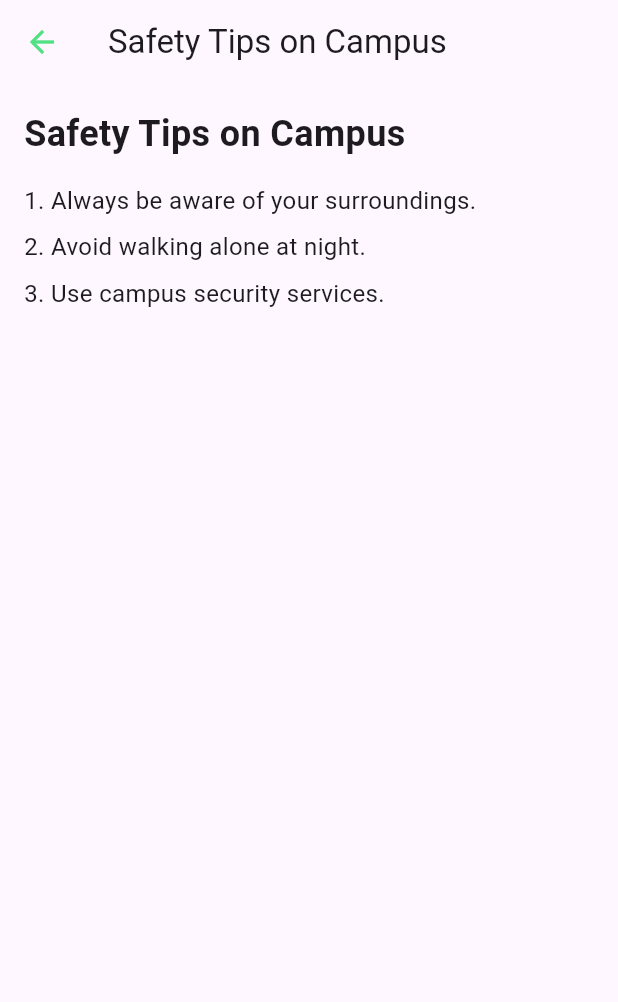
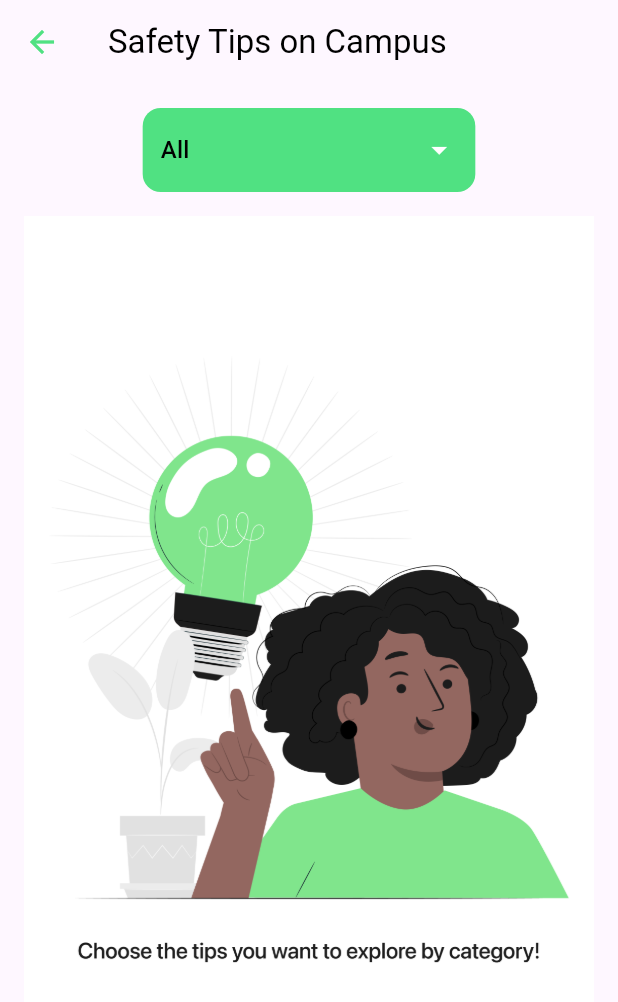
Before and after one commit to ISIS3510-Seccion-2-Grupo-21/resq-flutter, a Flutter app: the SafetyTipsScreen screen opened directly, on a phone screen of 412 x 824 dp. Shown: the top 1002 px of the screen. Run offline on Flutter 3.47's test engine with Material 3 defaults, Android fonts, the light colour scheme and no system bars; our stand-ins replace bloc, card_swiper, cloud_firestore, connectivity_plus, equatable, firebase_auth and 10 more; missing offline and left inert: shake; accounts and stored records are empty; statements that could not run were skipped.

Commit message:
Safety tips view terminada

```diff
--- a/lib/screens/safetytips/safety_tips_screen.dart
+++ b/lib/screens/safetytips/safety_tips_screen.dart
@@ -1,16 +1,94 @@
 import 'package:flutter/material.dart';
+import 'package:shared_preferences/shared_preferences.dart';
+import 'dart:convert';
 
-class SafetyTipsScreen extends StatelessWidget {
+class SafetyTipsScreen extends StatefulWidget {
+  @override
+  _SafetyTipsScreenState createState() => _SafetyTipsScreenState();
+}
+
+class _SafetyTipsScreenState extends State<SafetyTipsScreen> {
+  String _selectedCategory = 'All';
+  Map<String, List<String>> _safetyTips = {
+    'All': [],
+    'Earthquake Emergency': [],
+    'Lab Usage': [],
+    'Common Spaces Usage': [],
+    'Fire Emergency': [],
+  };
+
+  @override
+  void initState() {
+    super.initState();
+    _loadSafetyTips();
+  }
+
+  Future<void> _loadSafetyTips() async {
+    SharedPreferences prefs = await SharedPreferences.getInstance();
+    String? cachedTips = prefs.getString('safety_tips');
+    if (cachedTips != null) {
+      setState(() {
+        _safetyTips = Map<String, List<String>>.from(
+            json.decode(cachedTips).map((k, v) => MapEntry(k, List<String>.from(v))));
+      });
+    } else {
+      _fetchSafetyTipsFromServer();
+    }
+  }
+
+  Future<void> _fetchSafetyTipsFromServer() async {
+    await Future.delayed(Duration(seconds: 2));
+    setState(() {
+      _safetyTips = {
+        'All': [],
+        'Earthquake Emergency': [
+          'Drop, cover, and hold on during an earthquake.',
+          'Move away from windows and heavy objects.',
+          'Follow evacuation routes after the shaking stops.',
+        ],
+        'Lab Usage': [
+          'Wear appropriate personal protective equipment (PPE).',
+          'Know the location of safety equipment like eyewash stations.',
+          'Label all chemical containers correctly.',
+        ],
+        'Common Spaces Usage': [
+          'Keep common areas clean and free of obstructions.',
+          'Report any suspicious activity to campus security.',
+          'Follow posted occupancy limits.',
+        ],
+        'Fire Emergency': [
+          'Know the location of fire extinguishers.',
+          'Evacuate immediately when a fire alarm sounds.',
+          'Never use elevators during a fire evacuation.',
+        ],
+      };
+    });
+
+    SharedPreferences prefs = await SharedPreferences.getInstance();
+    prefs.setString('safety_tips', json.encode(_safetyTips));
+  }
+
+  List<String> get _filteredTips {
+    if (_selectedCategory == 'All') {
+      return _safetyTips.values.expand((tips) => tips).toList();
+    } else {
+      return _safetyTips[_selectedCategory] ?? [];
+    }
+  }
+
   @override
   Widget build(BuildContext context) {
     return Scaffold(
       appBar: AppBar(
-        title: Text('Safety Tips on Campus'),
+        title: Text(
+          'Safety Tips on Campus',
+          style: TextStyle(color: Colors.black),
+        ),
         leading: IconButton(
           icon: Icon(Icons.arrow_back),
           color: Color.fromRGBO(80, 225, 130, 1),
           onPressed: () {
-            Navigator.pop(context); // go back to the previous screen
+            Navigator.pop(context);
           },
           padding: EdgeInsets.zero,
           splashRadius: 24,
@@ -20,28 +98,73 @@ class SafetyTipsScreen extends StatelessWidget {
       ),
       body: Padding(
         padding: const EdgeInsets.all(16.0),
-        child: ListView(
+        child: Column(
+          crossAxisAlignment: CrossAxisAlignment.start,
           children: [
-            Text(
-              'Safety Tips on Campus',
-              style: TextStyle(fontSize: 24, fontWeight: FontWeight.bold),
+            Center(
+              child: Container(
+                padding: EdgeInsets.symmetric(horizontal: 12.0, vertical: 4.0),
+                decoration: BoxDecoration(
+                  color: Color.fromRGBO(80, 225, 130, 1),
+                  borderRadius: BorderRadius.circular(12.0),
+                ),
+                child: DropdownButtonHideUnderline(
+                  child: DropdownButton<String>(
+                    value: _selectedCategory,
+                    onChanged: (String? newValue) {
+                      setState(() {
+                        _selectedCategory = newValue!;
+                      });
+                    },
+                    dropdownColor: Colors.white,
+                    icon: Icon(Icons.arrow_drop_down, color: Colors.white),
+                    items: _safetyTips.keys.map<DropdownMenuItem<String>>((String category) {
+                      return DropdownMenuItem<String>(
+                        value: category,
+                        child: Text(category, style: TextStyle(color: Colors.black)),
+                      );
+                    }).toList(),
+                  ),
+                ),
+              ),
             ),
-            SizedBox(height: 16.0),
-            Text(
-              '1. Always be aware of your surroundings.',
-              style: TextStyle(fontSize: 16),
+            const SizedBox(height: 16.0),
+            Expanded(
+              child: Stack(
+                children: [
+                  if (_selectedCategory == 'All')
+                    Positioned.fill(
+                      child: Container(
+                        color: Colors.grey.withOpacity(0.1),
+                        child: Image.asset(
+                          'assets/tips.png',
+                          fit: BoxFit.cover,
+                        ),
+                      ),
+                    ),
+                  if (_selectedCategory != 'All')
+                    ListView.builder(
+                      itemCount: _safetyTips[_selectedCategory]!.length,
+                      itemBuilder: (context, index) {
+                        return Padding(
+                          padding: const EdgeInsets.symmetric(vertical: 8.0),
+                          child: Container(
+                            decoration: BoxDecoration(
+                              color: Colors.grey.withOpacity(0.1),
+                              borderRadius: BorderRadius.circular(8.0),
+                            ),
+                            padding: EdgeInsets.all(16.0),
+                            child: Text(
+                              _safetyTips[_selectedCategory]![index],
+                              style: TextStyle(fontSize: 16),
+                            ),
+                          ),
+                        );
+                      },
+                    ),
+                ],
+              ),
             ),
-            SizedBox(height: 8.0),
-            Text(
-              '2. Avoid walking alone at night.',
-              style: TextStyle(fontSize: 16),
-            ),
-            SizedBox(height: 8.0),
-            Text(
-              '3. Use campus security services.',
-              style: TextStyle(fontSize: 16),
-            ),
-            // Add more safety tips here
           ],
         ),
       ),
--- a/pubspec.yaml
+++ b/pubspec.yaml
@@ -95,6 +95,7 @@ flutter:
    - assets/onboarding3.png
    - assets/onboardingFinal.png
    - assets/newsletter.png
+   - assets/tips.png
 
   # An image asset can refer to one or more resolution-specific "variants", see
   # https://flutter.dev/assets-and-images/#resolution-aware
```
Also changed, not shown: assets/tips.png (added).
